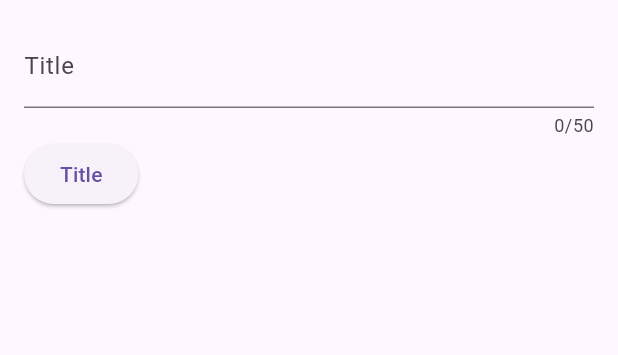
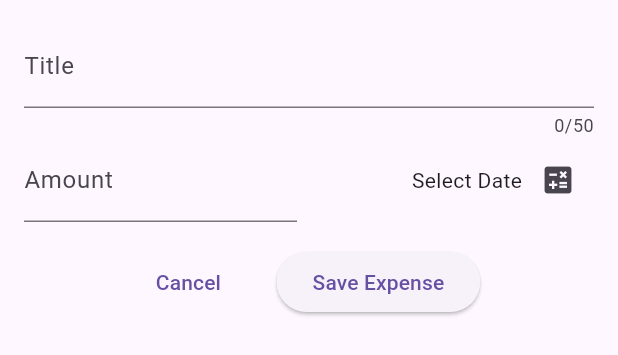
Before and after one commit to Abdulkader-Safi/ExpenceTrackingProject, a Flutter app: the NewExpense widget shown alone on an empty page, opened directly, on a phone screen of 412 x 824 dp. Shown: the top 355 px of the screen. Run offline on Flutter 3.47's test engine with Material 2 defaults, Android fonts, the light colour scheme and no system bars.

Commit message:
working on user input and date picker

```diff
--- a/lib/widgets/new_expense.dart
+++ b/lib/widgets/new_expense.dart
@@ -1,6 +1,7 @@
 import 'dart:developer';
 
 import 'package:flutter/material.dart';
+import 'package:intl/intl.dart';
 
 class NewExpense extends StatefulWidget {
   const NewExpense({super.key});
@@ -11,11 +12,15 @@ class NewExpense extends StatefulWidget {
 
 class _NewExpenseState extends State<NewExpense> {
   final _titleController = TextEditingController();
+  final _amountController = TextEditingController();
+  final formatter = DateFormat.yMd();
+  DateTime? _selectedDate;
 
   @override
   void dispose() {
     super.dispose();
     _titleController.dispose();
+    _amountController.dispose();
   }
 
   @override
@@ -26,6 +31,7 @@ class _NewExpenseState extends State<NewExpense> {
         children: [
           TextField(
             controller: _titleController,
+            keyboardType: TextInputType.text,
             maxLength: 50,
             decoration: const InputDecoration(
               label: Text('Title'),
@@ -33,11 +39,63 @@ class _NewExpenseState extends State<NewExpense> {
           ),
           Row(
             children: [
+              Expanded(
+                child: TextField(
+                  controller: _amountController,
+                  keyboardType: TextInputType.number,
+                  decoration: const InputDecoration(
+                    label: Text('Amount'),
+                    prefixText: '\$',
+                  ),
+                ),
+              ),
+              const SizedBox(width: 16),
+              Expanded(
+                child: Row(
+                  mainAxisAlignment: MainAxisAlignment.end,
+                  crossAxisAlignment: CrossAxisAlignment.center,
+                  children: [
+                    Text(
+                      _selectedDate == null
+                          ? "Select Date"
+                          : formatter.format(_selectedDate!),
+                    ),
+                    IconButton(
+                      onPressed: () async {
+                        final now = DateTime.now();
+                        final firstDate = DateTime(now.year - 1);
+                        final DateTime? pickDate = await showDatePicker(
+                          context: context,
+                          initialDate: now,
+                          firstDate: firstDate,
+                          lastDate: now,
+                        );
+                        setState(() {
+                          _selectedDate = pickDate;
+                        });
+                      },
+                      icon: const Icon(Icons.calculate),
+                    ),
+                  ],
+                ),
+              ),
+            ],
+          ),
+          const SizedBox(height: 16),
+          Row(
+            mainAxisAlignment: MainAxisAlignment.center,
+            children: [
+              TextButton(
+                onPressed: () => Navigator.pop(context),
+                child: const Text("Cancel"),
+              ),
+              const SizedBox(width: 25),
               ElevatedButton(
                 onPressed: () {
                   log(_titleController.text);
+                  log(_amountController.text);
                 },
-                child: const Text("Title"),
+                child: const Text("Save Expense"),
               )
             ],
           )
```
